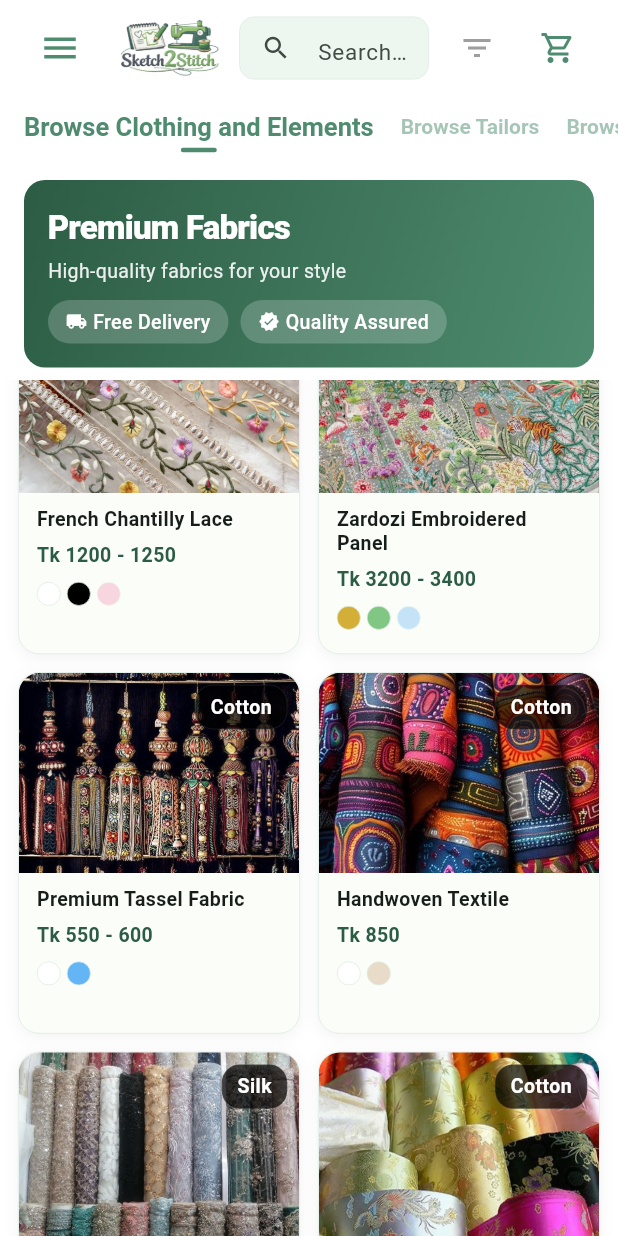
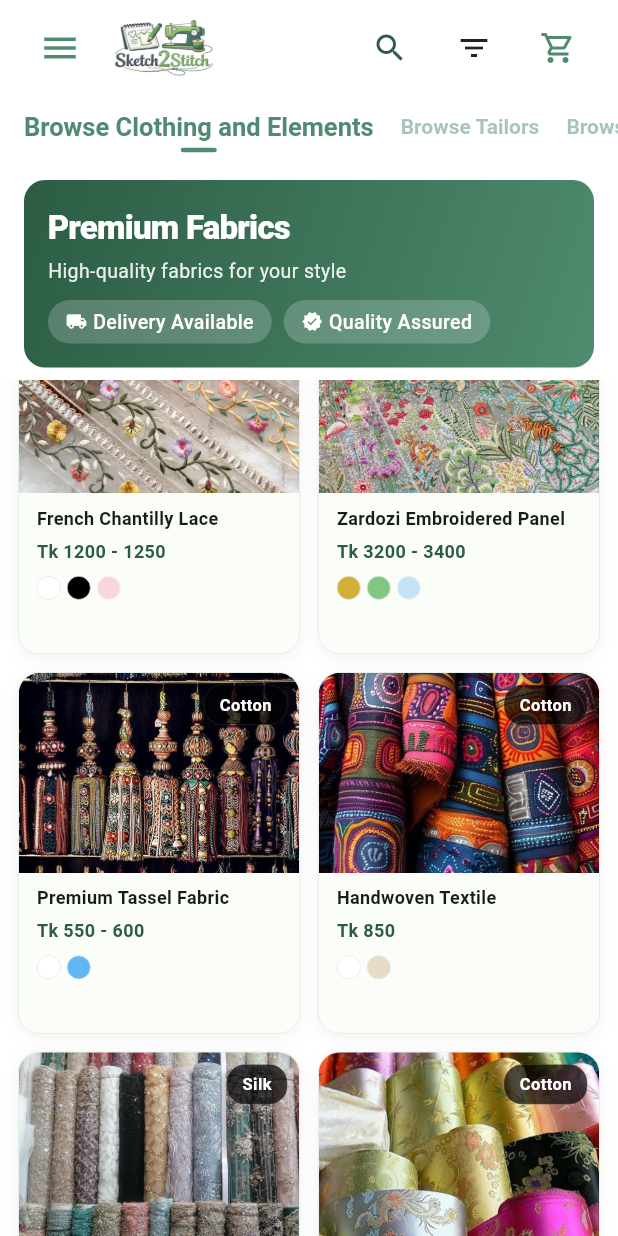
Before and after one commit to meemmac/Sketch2Stitch, a Flutter app: the BrowseShell screen opened directly, scrolled down 576 dp, on a phone screen of 412 x 824 dp. Run offline on Flutter 3.47's test engine with Material 3 defaults, Android fonts, the phone set to English and light mode, and no system bars; our stand-ins replace cloud_firestore, firebase_auth, firebase_core, font_awesome_flutter, image_picker; accounts and stored records are empty; generated files the repository leaves out were written again.

Commit message:
correct-alignment

```diff
--- a/lib/screens/customer/browsing/browse_fabrics_screen.dart
+++ b/lib/screens/customer/browsing/browse_fabrics_screen.dart
@@ -272,7 +272,7 @@ class _FabricsPageBodyState extends State<FabricsPageBody>
           const SizedBox(height: 10),
           Row(
             children: [
-              _buildHeroChip(Icons.local_shipping, 'Free Delivery', isSmallScreen),
+              _buildHeroChip(Icons.local_shipping, 'Delivery Available', isSmallScreen),
               const SizedBox(width: 8),
               _buildHeroChip(Icons.verified, 'Quality Assured', isSmallScreen),
             ],
@@ -431,7 +431,7 @@ class _FabricsPageBodyState extends State<FabricsPageBody>
                           child: Text(
                             product.category,
                             style: TextStyle(
-                              fontSize: 13,
+                              fontSize: 11,
                               color: Colors.white,
                               fontWeight: FontWeight.w600,
                               letterSpacing: 0.3,
@@ -460,7 +460,7 @@ class _FabricsPageBodyState extends State<FabricsPageBody>
                             child: Text(
                               'Out of Stock',
                               style: TextStyle(
-                                fontSize: 13,
+                                fontSize: 11,
                                 color: Colors.white,
                                 fontWeight: FontWeight.w600,
                               ),
@@ -488,7 +488,7 @@ class _FabricsPageBodyState extends State<FabricsPageBody>
                         Text(
                           product.productName,
                           style: TextStyle(
-                            fontSize: 13,
+                            fontSize: 12,
                             fontWeight: FontWeight.w600,
                             height: 1.2,
                           ),
@@ -499,7 +499,7 @@ class _FabricsPageBodyState extends State<FabricsPageBody>
                         Text(
                           product.priceRange,
                           style: TextStyle(
-                            fontSize: 13,
+                            fontSize: 12,
                             fontWeight: FontWeight.w700,
                             color: kSageDark,
                           ),
--- a/lib/screens/customer/browsing/browse_shell.dart
+++ b/lib/screens/customer/browsing/browse_shell.dart
@@ -98,6 +98,7 @@ class _BrowseShellState extends State<BrowseShell> {
   String _retailersSelectedLocation = 'All';
 
   bool _showFilterOverlay = false;
+  bool _showSearchOverlay = false;
 
   @override
   void initState() {
@@ -133,6 +134,12 @@ class _BrowseShellState extends State<BrowseShell> {
   void _toggleFilterOverlay() {
     setState(() {
       _showFilterOverlay = !_showFilterOverlay;
+    });
+  }
+
+  void _toggleSearchOverlay() {
+    setState(() {
+      _showSearchOverlay = !_showSearchOverlay;
     });
   }
 
@@ -267,6 +274,36 @@ class _BrowseShellState extends State<BrowseShell> {
                 ),
               ),
             ),
+
+          // Search Overlay
+          if (_showSearchOverlay)
+            GestureDetector(
+              onTap: _toggleSearchOverlay,
+              child: Container(
+                color: Colors.black.withValues(alpha: 0.3),
+                child: GestureDetector(
+                  onTap: () {},
+                  child: Align(
+                    alignment: Alignment.topCenter,
+                    child: Container(
+                      margin: const EdgeInsets.only(top: 60, left: 16, right: 16),
+                      decoration: BoxDecoration(
+                        color: Colors.white,
+                        borderRadius: BorderRadius.circular(16),
+                        boxShadow: [
+                          BoxShadow(
+                            color: Colors.black.withValues(alpha: 0.15),
+                            blurRadius: 20,
+                            offset: const Offset(0, 4),
+                          ),
+                        ],
+                      ),
+                      child: _buildSearchPanel(currentIndex),
+                    ),
+                  ),
+                ),
+              ),
+            ),
         ],
       ),
     );
@@ -292,7 +329,7 @@ class _BrowseShellState extends State<BrowseShell> {
               constraints: const BoxConstraints(),
             ),
           ),
-          const SizedBox(width: 12),
+          const SizedBox(width: 8),
           Image.asset(
             'assets/images/transparent_logo.png',
             height: 40,
@@ -317,26 +354,16 @@ class _BrowseShellState extends State<BrowseShell> {
               );
             },
           ),
-          const SizedBox(width: 12),
-          Expanded(
-            child: Container(
-              height: 42,
-              decoration: BoxDecoration(
-                color: kSagePale,
-                borderRadius: BorderRadius.circular(10),
-                border: Border.all(color: kBorder, width: 0.5),
+          const Spacer(),
+          IconButton(
+            onPressed: _toggleSearchOverlay,
+            icon: Icon(
+              Icons.search,
+              color: _showSearchOverlay ? kSage : kSageDark,
+              size: 24,
             ),
-              child: TextField(
-                onChanged: (value) => _searchNotifier.value = value,
-                decoration: InputDecoration(
-                  prefixIcon: const Icon(Icons.search, size: 20),
-                  hintText: _searchHints[currentIndex],
-                  border: InputBorder.none,
-                  contentPadding: const EdgeInsets.symmetric(vertical: 8, horizontal: 12),
-                  hintStyle: const TextStyle(fontSize: 15),
-                ),
-              ),
-            ),
+            padding: EdgeInsets.zero,
+            constraints: const BoxConstraints(),
           ),
           const SizedBox(width: 8),
           Stack(
@@ -345,7 +372,7 @@ class _BrowseShellState extends State<BrowseShell> {
                 onPressed: _toggleFilterOverlay,
                 icon: Icon(
                   Icons.filter_list,
-                  color: _showFilterOverlay || _hasActiveFilters ? kSage : Colors.grey,
+                  color: _showFilterOverlay || _hasActiveFilters ? kSage : Colors.black87,
                   size: 24,
                 ),
                 padding: EdgeInsets.zero,
@@ -366,7 +393,8 @@ class _BrowseShellState extends State<BrowseShell> {
                 ),
             ],
           ),
-          const SizedBox(width: 6),
+          const SizedBox(width: 8),
+          if (currentIndex == 0)
             IconButton(
               onPressed: () {},
               icon: const Icon(
@@ -392,6 +420,68 @@ class _BrowseShellState extends State<BrowseShell> {
     } else {
       return _buildRetailersFilterPanel();
     }
+  }
+
+  // ─── Search Panel ────────────────────────────────────────────────────────
+
+  Widget _buildSearchPanel(int currentIndex) {
+    return Container(
+      padding: const EdgeInsets.all(16),
+      child: Column(
+        crossAxisAlignment: CrossAxisAlignment.start,
+        mainAxisSize: MainAxisSize.min,
+        children: [
+          Row(
+            mainAxisAlignment: MainAxisAlignment.spaceBetween,
+            children: [
+              const Text(
+                'Search',
+                style: TextStyle(
+                  fontSize: 22,
+                  fontWeight: FontWeight.w800,
+                  letterSpacing: -0.5,
+                ),
+              ),
+              TextButton(
+                onPressed: _toggleSearchOverlay,
+                style: TextButton.styleFrom(
+                  padding: const EdgeInsets.symmetric(horizontal: 8),
+                  minimumSize: Size.zero,
+                  tapTargetSize: MaterialTapTargetSize.shrinkWrap,
+                ),
+                child: const Text(
+                  'Close',
+                  style: TextStyle(
+                    fontSize: 13,
+                    color: kSage,
+                    fontWeight: FontWeight.w600,
+                  ),
+                ),
+              ),
+            ],
+          ),
+          const SizedBox(height: 12),
+          Container(
+            decoration: BoxDecoration(
+              color: kSagePale,
+              borderRadius: BorderRadius.circular(10),
+              border: Border.all(color: kBorder, width: 0.5),
+            ),
+            child: TextField(
+              onChanged: (value) => _searchNotifier.value = value,
+              autofocus: true,
+              decoration: InputDecoration(
+                prefixIcon: const Icon(Icons.search, size: 20),
+                hintText: _searchHints[currentIndex],
+                border: InputBorder.none,
+                contentPadding: const EdgeInsets.symmetric(vertical: 12, horizontal: 16),
+                hintStyle: const TextStyle(fontSize: 15, color: Colors.grey),
+              ),
+            ),
+          ),
+        ],
+      ),
+    );
   }
 
   // ─── Fabrics Filter Panel (NO RATING) ─────────────────────────────
```
Also changed, not shown: lib/screens/customer/browsing/browse_retailers_screen.dart (+5 -5 lines), lib/screens/customer/browsing/browse_tailors_screen.dart (+5 -15 lines). Lines whose indentation alone changed are shown as unchanged.
